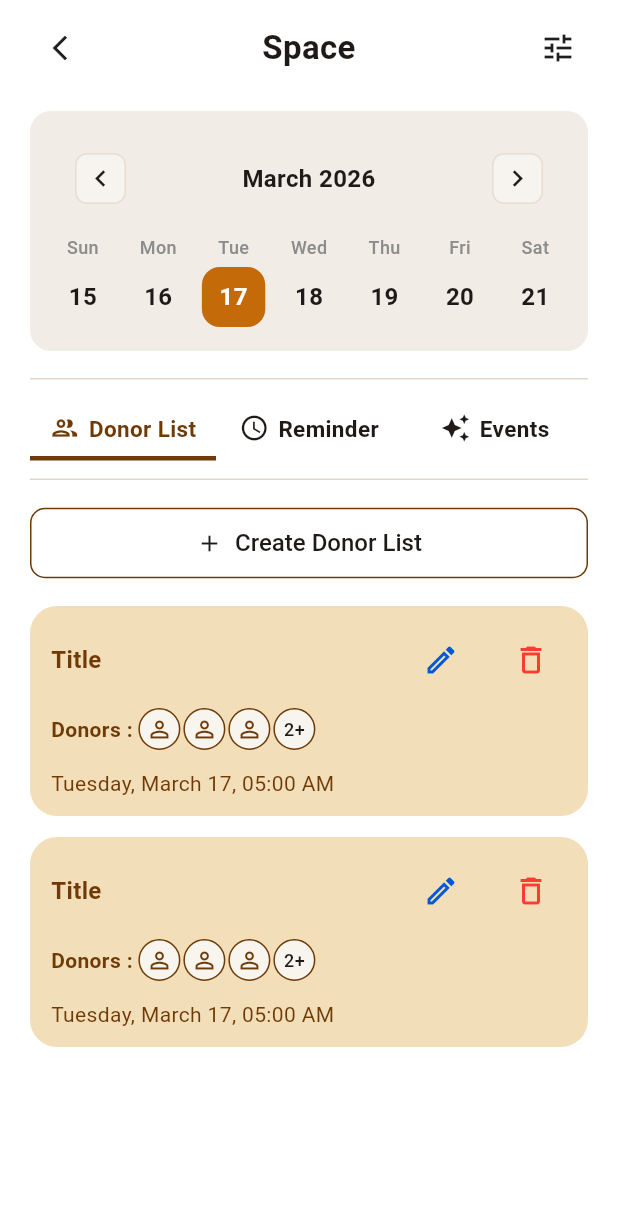
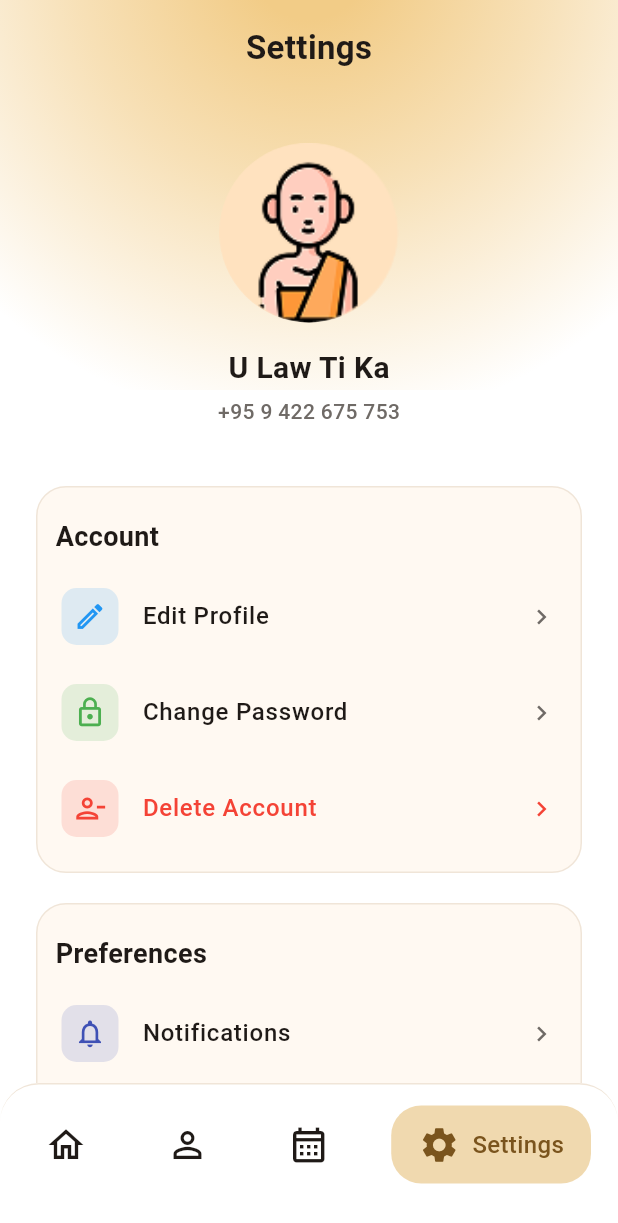
Before and after one commit to one-project-one-month/HsumChaint_Flutter, a Flutter app: the screen it shows after launch, on a phone screen of 412 x 824 dp. Shown: the top 1223 px of the screen. Run offline on Flutter 3.47's test engine with Material 3 defaults, Android fonts, the phone set to English and light mode, and no system bars; drawn by our look-alikes of table_calendar; our stand-ins replace dio, get, go_router; accounts and stored records are empty.

Commit message:
Finish Settings Home Page

```diff
--- a/lib/core/navigation/app_router.dart
+++ b/lib/core/navigation/app_router.dart
@@ -14,6 +14,7 @@ import 'package:hsum_chaint/features/home/screens/space/create_space.dart';
 import 'package:hsum_chaint/features/home/screens/space/edit_space.dart';
 import 'package:hsum_chaint/features/home/screens/space/space_info_screen.dart';
 import 'package:hsum_chaint/features/home/screens/space/space_screen.dart';
+import 'package:hsum_chaint/features/settings/presentation/screens/settings_screen.dart';
 import 'package:hsum_chaint/presentation/screens/splash/splash_screen.dart';
 import 'package:hsum_chaint/presentation/screens/welcome/welcome_screen.dart';
 import 'app_routes.dart';
@@ -30,7 +31,7 @@ class AppRouter {
   late final GoRouter router = GoRouter(
     ///TODO: Set initialLocation to splash after implementing splash screen
     //initialLocation: AppRoutes.splashPath,
-    initialLocation: AppRoutes.spaceScreenPath,
+    initialLocation: AppRoutes.settingsPath,
     refreshListenable: _refreshNotifier,
     // redirect: _redirect,
     routes: <RouteBase>[
@@ -116,6 +117,11 @@ class AppRouter {
         name: AppRoutes.spaceInfoScreenName,
         builder: (context, state) => const SpaceInfoScreen(),
       ),
+      GoRoute(
+        path: AppRoutes.settingsPath,
+        name: AppRoutes.settingsName,
+        builder: (context, state) => const SettingsScreen(),
+      ),
     ],
     errorBuilder: (context, state) => RouteErrorScreen(error: state.error),
   );
--- a/lib/core/navigation/app_routes.dart
+++ b/lib/core/navigation/app_routes.dart
@@ -9,6 +9,7 @@ abstract final class AppRoutes {
   static const String forgotPasswordName = 'forgot_password';
   static const String changePasswordName = 'change_password';
   static const String resetPasswordName = 'reset_password';
+  static const String settingsName = 'settings';
 
   //Home
   static const String createSpaceName = 'create_space';
@@ -27,6 +28,7 @@ abstract final class AppRoutes {
   static const String forgotPasswordPath = '/forgot_password';
   static const String changePasswordPath = '/change_password';
   static const String resetPasswordPath = '/reset_password';
+  static const String settingsPath = '/settings';
 
   //Home
   static const String createSpacePath = '/create_space';
--- /dev/null
+++ b/lib/features/settings/presentation/screens/settings_screen.dart
@@ -0,0 +1,231 @@
+import 'package:flutter/material.dart';
+import 'package:hsum_chaint/utils/extensions/screen_extensions.dart';
+import 'package:hsum_chaint/presentation/widgets/setting_item.dart';
+import 'package:hsum_chaint/presentation/widgets/setting_section.dart';
+import 'package:hsum_chaint/presentation/widgets/top_glow.dart';
+
+class SettingsScreen extends StatelessWidget {
+  const SettingsScreen({super.key});
+
+  @override
+  Widget build(BuildContext context) {
+    return Column(
+      children: [
+        Expanded(
+          child: Stack(
+            children: [
+              const Positioned(top: 0, left: 0, right: 0, child: TopGlow()),
+              SafeArea(
+                child: SingleChildScrollView(
+                  padding: const EdgeInsets.symmetric(horizontal: 24),
+                  child: Column(
+                    children: [
+                      _buildAppBar(),
+                      const SizedBox(height: 32),
+                      _buildProfileHeader(),
+                      const SizedBox(height: 40),
+                      _buildAccountSection(),
+                      _buildPreferencesSection(),
+                      _buildScheduleSection(),
+                      _buildLogoutButton(),
+                    ],
+                  ),
+                ),
+              ),
+            ],
+          ),
+        ),
+        _buildBottomNavBar(),
+      ],
+    ).screen(context: context);
+  }
+
+  Widget _buildAppBar() {
+    return const Padding(
+      padding: EdgeInsets.symmetric(vertical: 16),
+      child: Center(
+        child: Text(
+          'Settings',
+          style: TextStyle(
+            fontSize: 22,
+            fontWeight: FontWeight.w700,
+            color: Color(0xFF1F1A17),
+          ),
+        ),
+      ),
+    );
+  }
+
+  Widget _buildProfileHeader() {
+    return Column(
+      children: [
+        Container(
+          width: 120,
+          height: 120,
+          decoration: BoxDecoration(shape: BoxShape.circle),
+          child: ClipOval(
+            child: Image.asset(
+              'assets/uzine.png',
+              fit: BoxFit.cover,
+              errorBuilder: (_, __, ___) =>
+                  const Icon(Icons.person, size: 60, color: Color(0xFF7A541D)),
+            ),
+          ),
+        ),
+        const SizedBox(height: 16),
+        const Text(
+          'U Law Ti Ka',
+          style: TextStyle(
+            fontSize: 20,
+            fontWeight: FontWeight.w700,
+            color: Color(0xFF1F1A17),
+          ),
+        ),
+        const SizedBox(height: 4),
+        const Text(
+          '+95 9 422 675 753',
+          style: TextStyle(
+            fontSize: 14,
+            fontWeight: FontWeight.w500,
+            color: Color(0xFF6F6A66),
+          ),
+        ),
+      ],
+    );
+  }
+
+  Widget _buildAccountSection() {
+    return SettingSection(
+      title: 'Account',
+      children: [
+        SettingItem(
+          icon: Icons.edit_outlined,
+          iconBackgroundColor: Colors.blue,
+          title: 'Edit Profile',
+          onTap: () {},
+        ),
+        SettingItem(
+          icon: Icons.lock_outline,
+          iconBackgroundColor: Colors.green,
+          title: 'Change Password',
+          onTap: () {},
+        ),
+        SettingItem(
+          icon: Icons.person_remove_outlined,
+          iconBackgroundColor: Colors.red,
+          title: 'Delete Account',
+          isDestructive: true,
+          onTap: () {},
+        ),
+      ],
+    );
+  }
+
+  Widget _buildPreferencesSection() {
+    return SettingSection(
+      title: 'Preferences',
+      children: [
+        SettingItem(
+          icon: Icons.notifications_none_outlined,
+          iconBackgroundColor: Colors.indigo,
+          title: 'Notifications',
+          onTap: () {},
+        ),
+        SettingItem(
+          icon: Icons.language_outlined,
+          iconBackgroundColor: Colors.amber,
+          title: 'Language',
+          onTap: () {},
+        ),
+      ],
+    );
+  }
+
+  Widget _buildScheduleSection() {
+    return SettingSection(
+      title: 'Schedule',
+      children: [
+        SettingItem(
+          icon: Icons.alarm_outlined,
+          iconBackgroundColor: Colors.orange,
+          title: 'Schedule Reminder',
+          onTap: () {},
+        ),
+      ],
+    );
+  }
+
+  Widget _buildLogoutButton() {
+    return SizedBox(
+      width: double.infinity,
+      child: OutlinedButton.icon(
+        onPressed: () {},
+        icon: const Icon(Icons.logout_outlined, size: 20),
+        label: const Text('Logout'),
+        style: OutlinedButton.styleFrom(
+          foregroundColor: Colors.red,
+          side: const BorderSide(color: Colors.red),
+          padding: const EdgeInsets.symmetric(vertical: 16),
+          shape: RoundedRectangleBorder(
+            borderRadius: BorderRadius.circular(16),
+          ),
+          textStyle: const TextStyle(fontSize: 16, fontWeight: FontWeight.w600),
+        ),
+      ),
+    );
+  }
+
+  Widget _buildBottomNavBar() {
+    // Basic bottom nav mimicking the design for visual consistency
+    return Container(
+      padding: const EdgeInsets.fromLTRB(18, 14, 18, 35),
+      decoration: const BoxDecoration(
+        border: Border(top: BorderSide(color: Color(0xFFF0E5D8), width: 1)),
+        borderRadius: BorderRadius.vertical(top: Radius.circular(26)),
+      ),
+      child: Row(
+        mainAxisAlignment: MainAxisAlignment.spaceBetween,
+        children: [
+          _buildNavItem(Icons.home_outlined, 'Home', false),
+          _buildNavItem(Icons.person_outline, 'Profile', false),
+          _buildNavItem(Icons.calendar_month_outlined, 'Calendar', false),
+          _buildNavItem(Icons.settings, 'Settings', true),
+        ],
+      ),
+    );
+  }
+
+  Widget _buildNavItem(IconData icon, String label, bool isActive) {
+    return AnimatedContainer(
+      duration: const Duration(milliseconds: 180),
+      padding: EdgeInsets.symmetric(
+        horizontal: isActive ? 18 : 12,
+        vertical: 12,
+      ),
+      decoration: BoxDecoration(
+        color: isActive ? const Color(0xFFF0D9AF) : Colors.transparent,
+        borderRadius: BorderRadius.circular(20),
+      ),
+      child: Row(
+        children: [
+          Icon(
+            icon,
+            color: isActive ? const Color(0xFF7A541D) : const Color(0xFF1F1A17),
+            size: 28,
+          ),
+          if (isActive) ...[
+            const SizedBox(width: 8),
+            Text(
+              label,
+              style: const TextStyle(
+                fontSize: 16,
+                fontWeight: FontWeight.w500,
+                color: Color(0xFF7A541D),
+              ),
+            ),
+          ],
+        ],
+      ),
+    );
+  }
+}
--- /dev/null
+++ b/lib/presentation/widgets/setting_item.dart
@@ -0,0 +1,51 @@
+import 'package:flutter/material.dart';
+
+class SettingItem extends StatelessWidget {
+  const SettingItem({
+    super.key,
+    required this.icon,
+    required this.iconBackgroundColor,
+    required this.title,
+    required this.onTap,
+    this.isDestructive = false,
+  });
+
+  final IconData icon;
+  final Color iconBackgroundColor;
+  final String title;
+  final VoidCallback onTap;
+  final bool isDestructive;
+
+  @override
+  Widget build(BuildContext context) {
+    return ListTile(
+      onTap: onTap,
+      contentPadding: const EdgeInsets.symmetric(horizontal: 16, vertical: 4),
+      leading: Container(
+        padding: const EdgeInsets.all(8),
+        decoration: BoxDecoration(
+          color: iconBackgroundColor.withOpacity(0.15),
+          borderRadius: BorderRadius.circular(10),
+        ),
+        child: Icon(
+          icon,
+          color: isDestructive ? Colors.red : iconBackgroundColor,
+          size: 22,
+        ),
+      ),
+      title: Text(
+        title,
+        style: TextStyle(
+          fontSize: 16,
+          fontWeight: FontWeight.w500,
+          color: isDestructive ? Colors.red : const Color(0xFF1F1A17),
+        ),
+      ),
+      trailing: Icon(
+        Icons.chevron_right,
+        color: isDestructive ? Colors.red : const Color(0xFF6F6A66),
+        size: 20,
+      ),
+    );
+  }
+}
--- /dev/null
+++ b/lib/presentation/widgets/setting_section.dart
@@ -0,0 +1,42 @@
+import 'package:flutter/material.dart';
+
+class SettingSection extends StatelessWidget {
+  const SettingSection({
+    super.key,
+    required this.title,
+    required this.children,
+  });
+
+  final String title;
+  final List<Widget> children;
+
+  @override
+  Widget build(BuildContext context) {
+    return Container(
+      padding: const EdgeInsets.only(bottom: 10),
+      margin: const EdgeInsets.only(bottom: 20),
+      decoration: BoxDecoration(
+        color: const Color(0xFFFFF9F2), // Light cream color from design
+        borderRadius: BorderRadius.circular(20),
+        border: Border.all(color: const Color(0xFFF0E5D8), width: 1),
+      ),
+      child: Column(
+        crossAxisAlignment: CrossAxisAlignment.start,
+        children: [
+          Padding(
+            padding: const EdgeInsets.only(left: 12, top: 20, bottom: 8),
+            child: Text(
+              title,
+              style: const TextStyle(
+                fontSize: 18,
+                fontWeight: FontWeight.bold,
+                color: Color(0xFF1F1A17),
+              ),
+            ),
+          ),
+          ...children,
+        ],
+      ),
+    );
+  }
+}
--- /dev/null
+++ b/lib/presentation/widgets/top_glow.dart
@@ -0,0 +1,26 @@
+import 'package:flutter/material.dart';
+
+class TopGlow extends StatelessWidget {
+  const TopGlow({super.key, this.height = 260});
+
+  final double height;
+
+  @override
+  Widget build(BuildContext context) {
+    return Container(
+      height: height,
+      decoration: const BoxDecoration(
+        gradient: RadialGradient(
+          center: Alignment(0, -1.2),
+          radius: 1.5,
+          colors: [
+            Color(0xFFF2CC87),
+            Color(0x99F2CC87),
+            Color(0x00F2CC87),
+          ],
+          stops: [0.1, 0.4, 0.8],
+        ),
+      ),
+    );
+  }
+}
--- a/pubspec.yaml
+++ b/pubspec.yaml
@@ -55,6 +55,7 @@ flutter:
 
   # To add assets to your application, add an assets section, like this:
   assets:
+    - assets/
     - assets/icons/
 
   # An image asset can refer to one or more resolution-specific "variants", see
```
Also changed, not shown: assets/uzine.png (added), pubspec.lock, 1 other file.
